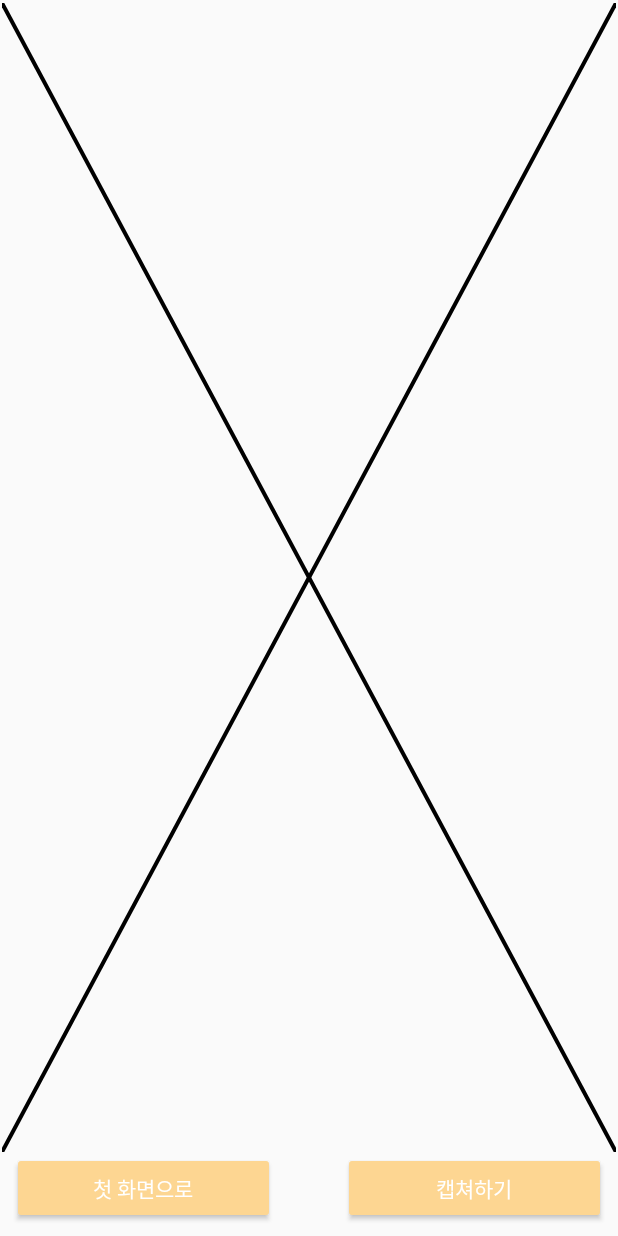
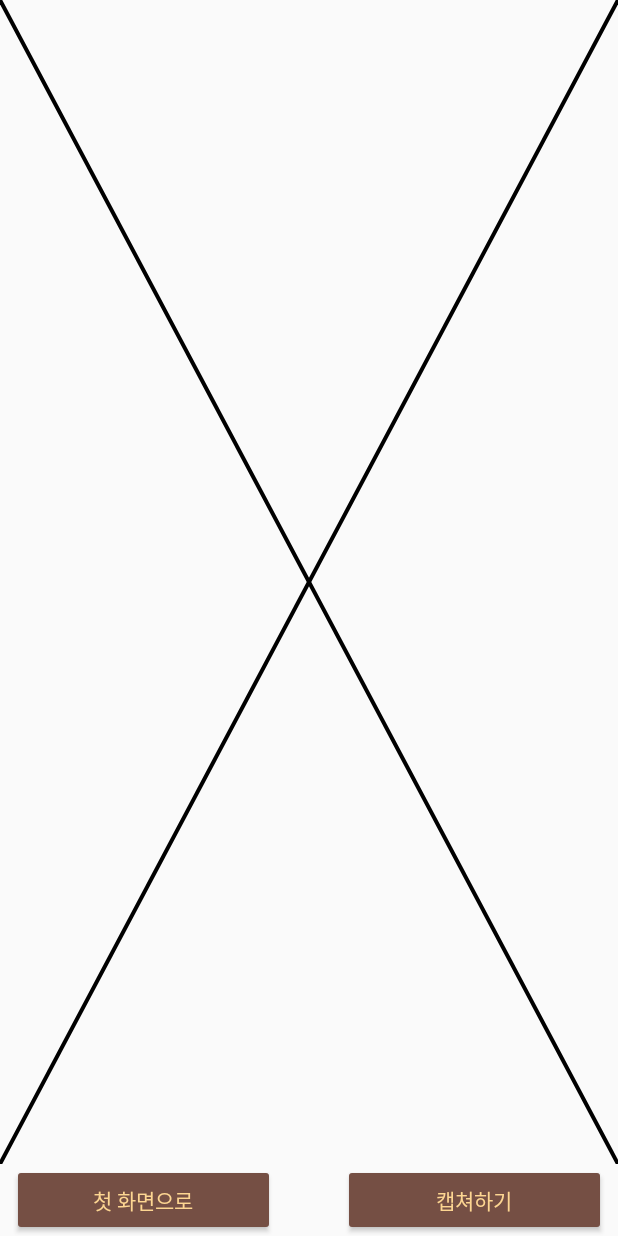
Before and after one commit to MinJaeSim/MobileWordCloud, an Android app: the DisplayActivity screen opened directly, with no data from a screen before it, on a phone screen of 412 x 824 dp. Run offline under Robolectric (Android 15) with nearby library versions, the phone set to English and light mode, and no system bars.

Commit message:
스텝퍼 적용

```diff
--- a/app/src/main/java/com/example/simminje/mobilewordcloud/View/LoadKakaoFragment.java
+++ b/app/src/main/java/com/example/simminje/mobilewordcloud/View/LoadKakaoFragment.java
@@ -50,8 +50,6 @@ public class LoadKakaoFragment extends Fragment implements GoogleApiClient.Conne
 
     private Button displayButton;
     private ProgressBar progressBar;
-
-    private StepperLayout stepperLayout;
 
     @Nullable
     @Override
@@ -138,7 +136,6 @@ public class LoadKakaoFragment extends Fragment implements GoogleApiClient.Conne
     @Override
     public void onConnected(Bundle connectionHint) {
         Log.i("GoogleDrive", "GoogleApiClient connected");
-        hideProgressBar();
 
         if (mSelectedFileDriveId != null) {
             open();
@@ -150,6 +147,7 @@ public class LoadKakaoFragment extends Fragment implements GoogleApiClient.Conne
                 .setMimeType(new String[]{"text/plain", "text/html"})
                 .build(mGoogleApiClient);
         try {
+            hideProgressBar();
             startIntentSenderForResult(intentSender, REQUEST_CODE_OPENER, null, 0, 0, 0, null);
         } catch (IntentSender.SendIntentException e) {
             Log.w("GoogleDrive", "Unable to send intent", e);
--- a/app/src/main/res/layout/activity_display.xml
+++ b/app/src/main/res/layout-v21/activity_display.xml
@@ -12,13 +12,12 @@
         android:layout_height="0dp"
         android:layout_above="@+id/back_to_main"
         android:layout_alignParentTop="true"
-        android:layout_marginEnd="1dp"
-        android:layout_marginStart="1dp"
-        android:layout_marginTop="2dp"
         app:layout_constraintBottom_toTopOf="@+id/back_to_main"
+        app:layout_constraintHorizontal_bias="0.0"
         app:layout_constraintLeft_toLeftOf="parent"
         app:layout_constraintRight_toRightOf="parent"
         app:layout_constraintTop_toTopOf="parent"
+        app:layout_constraintVertical_bias="0.0"
         tools:layout_constraintBottom_creator="1"
         tools:layout_constraintLeft_creator="1"
         tools:layout_constraintRight_creator="1"
@@ -31,12 +30,15 @@
         android:layout_height="0dp"
         android:layout_alignParentBottom="true"
         android:layout_alignParentStart="true"
-        android:layout_marginBottom="8dp"
+        android:layout_marginBottom="0dp"
         android:layout_marginLeft="8dp"
         android:layout_marginStart="8dp"
+        android:backgroundTint="@color/colorBackGround"
         android:text="@string/back_to_main"
+        android:textColor="@color/colorAccent"
         app:layout_constraintBottom_toBottomOf="parent"
         app:layout_constraintLeft_toLeftOf="parent"
+        tools:ignore="RtlHardcoded"
         tools:layout_constraintBottom_creator="1"
         tools:layout_constraintLeft_creator="1" />
 
@@ -45,12 +47,15 @@
         style="@style/Widget.AppCompat.Button.Colored"
         android:layout_width="175dp"
         android:layout_height="0dp"
-        android:layout_marginBottom="8dp"
+        android:layout_marginBottom="0dp"
         android:layout_marginEnd="8dp"
         android:layout_marginRight="8dp"
+        android:backgroundTint="@color/colorBackGround"
         android:text="@string/capture"
+        android:textColor="@color/colorAccent"
         app:layout_constraintBottom_toBottomOf="parent"
         app:layout_constraintRight_toRightOf="parent"
+        tools:ignore="RtlHardcoded"
         tools:layout_constraintBottom_creator="1"
         tools:layout_constraintRight_creator="1" />
 
--- a/app/src/main/res/values/strings.xml
+++ b/app/src/main/res/values/strings.xml
@@ -11,4 +11,7 @@
     <string name="findByKakao">카톡에서 가져오기</string>
     <string name="review">지난 결과 보기</string>
     <string name="tapTitle">제목</string>
+    <string name="step_1">STEP 1</string>
+    <string name="step_2">STEP 2</string>
+    <string name="step_3">STEP 3</string>
 </resources>
```
Also changed, not shown: app/src/main/java/com/example/simminje/mobilewordcloud/View/StepAdapter.java (+0 -17 lines), app/src/main/res/layout/step1.xml (+11 -6 lines), app/src/main/res/layout/step2.xml (+8 -5 lines), app/src/main/res/layout/step3.xml (+9 -5 lines).
